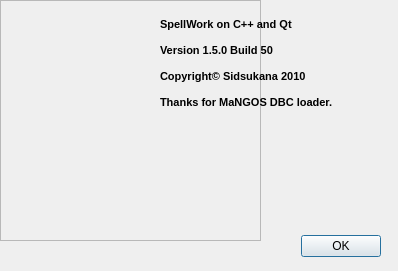
Above: QSW/AboutUI.ui from sidsukana/QSpellWork before the change. Below: the same form after it.
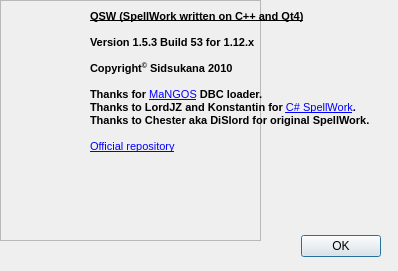
That is the form after the change. Icons and pictures are not drawn.

Commit message: [53] Fix size window. LoadDBCStores bool->void.

What changed in the file:
```diff
--- a/QSW/AboutUI.ui
+++ b/QSW/AboutUI.ui
@@ -10,6 +10,18 @@
     <height>271</height>
    </rect>
   </property>
+  <property name="minimumSize">
+   <size>
+    <width>398</width>
+    <height>271</height>
+   </size>
+  </property>
+  <property name="maximumSize">
+   <size>
+    <width>398</width>
+    <height>271</height>
+   </size>
+  </property>
   <property name="windowTitle">
    <string>About</string>
   </property>
@@ -58,10 +70,10 @@
   <widget class="QLabel" name="label">
    <property name="geometry">
     <rect>
-     <x>160</x>
+     <x>90</x>
      <y>10</y>
-     <width>231</width>
-     <height>121</height>
+     <width>301</width>
+     <height>151</height>
     </rect>
    </property>
    <property name="text">
@@ -69,13 +81,17 @@
 &lt;html&gt;&lt;head&gt;&lt;meta name=&quot;qrichtext&quot; content=&quot;1&quot; /&gt;&lt;style type=&quot;text/css&quot;&gt;
 p, li { white-space: pre-wrap; }
 &lt;/style&gt;&lt;/head&gt;&lt;body style=&quot; font-family:'MS Shell Dlg 2'; font-size:8.25pt; font-weight:400; font-style:normal;&quot;&gt;
-&lt;p style=&quot; margin-top:0px; margin-bottom:0px; margin-left:0px; margin-right:0px; -qt-block-indent:0; text-indent:0px;&quot;&gt;&lt;span style=&quot; font-size:8pt; font-weight:600;&quot;&gt;SpellWork on C++ and Qt&lt;/span&gt;&lt;/p&gt;
+&lt;p style=&quot; margin-top:0px; margin-bottom:0px; margin-left:0px; margin-right:0px; -qt-block-indent:0; text-indent:0px;&quot;&gt;&lt;span style=&quot; font-size:8pt; font-weight:600; text-decoration: underline;&quot;&gt;QSW (SpellWork written on C++ and Qt4)&lt;/span&gt;&lt;/p&gt;
 &lt;p style=&quot;-qt-paragraph-type:empty; margin-top:0px; margin-bottom:0px; margin-left:0px; margin-right:0px; -qt-block-indent:0; text-indent:0px; font-size:8pt; font-weight:600;&quot;&gt;&lt;/p&gt;
-&lt;p style=&quot; margin-top:0px; margin-bottom:0px; margin-left:0px; margin-right:0px; -qt-block-indent:0; text-indent:0px;&quot;&gt;&lt;span style=&quot; font-size:8pt; font-weight:600;&quot;&gt;Version 1.5.0 Build 50&lt;/span&gt;&lt;/p&gt;
+&lt;p style=&quot; margin-top:0px; margin-bottom:0px; margin-left:0px; margin-right:0px; -qt-block-indent:0; text-indent:0px;&quot;&gt;&lt;span style=&quot; font-size:8pt; font-weight:600;&quot;&gt;Version 1.5.3 Build 53 for 1.12.x&lt;/span&gt;&lt;/p&gt;
 &lt;p style=&quot;-qt-paragraph-type:empty; margin-top:0px; margin-bottom:0px; margin-left:0px; margin-right:0px; -qt-block-indent:0; text-indent:0px; font-size:8pt; font-weight:600;&quot;&gt;&lt;/p&gt;
-&lt;p style=&quot; margin-top:0px; margin-bottom:0px; margin-left:0px; margin-right:0px; -qt-block-indent:0; text-indent:0px;&quot;&gt;&lt;span style=&quot; font-size:8pt; font-weight:600;&quot;&gt;Copyright© Sidsukana 2010&lt;/span&gt;&lt;/p&gt;
+&lt;p style=&quot; margin-top:0px; margin-bottom:0px; margin-left:0px; margin-right:0px; -qt-block-indent:0; text-indent:0px;&quot;&gt;&lt;span style=&quot; font-size:8pt; font-weight:600;&quot;&gt;Copyright&lt;/span&gt;&lt;span style=&quot; font-size:8pt; font-weight:600; vertical-align:super;&quot;&gt;©&lt;/span&gt;&lt;span style=&quot; font-size:8pt; font-weight:600;&quot;&gt; Sidsukana 2010&lt;/span&gt;&lt;/p&gt;
 &lt;p style=&quot;-qt-paragraph-type:empty; margin-top:0px; margin-bottom:0px; margin-left:0px; margin-right:0px; -qt-block-indent:0; text-indent:0px; font-size:8pt; font-weight:600;&quot;&gt;&lt;/p&gt;
-&lt;p style=&quot; margin-top:0px; margin-bottom:0px; margin-left:0px; margin-right:0px; -qt-block-indent:0; text-indent:0px;&quot;&gt;&lt;span style=&quot; font-size:8pt; font-weight:600;&quot;&gt;Thanks for MaNGOS DBC loader.&lt;/span&gt;&lt;/p&gt;
+&lt;p style=&quot; margin-top:0px; margin-bottom:0px; margin-left:0px; margin-right:0px; -qt-block-indent:0; text-indent:0px;&quot;&gt;&lt;span style=&quot; font-size:8pt; font-weight:600;&quot;&gt;Thanks for &lt;/span&gt;&lt;a href=&quot;http://getmangos.com/&quot;&gt;&lt;span style=&quot; font-size:8pt; text-decoration: underline; color:#0000ff;&quot;&gt;MaNGOS&lt;/span&gt;&lt;/a&gt;&lt;span style=&quot; font-size:8pt; font-weight:600;&quot;&gt; DBC loader.&lt;/span&gt;&lt;/p&gt;
+&lt;p style=&quot; margin-top:0px; margin-bottom:0px; margin-left:0px; margin-right:0px; -qt-block-indent:0; text-indent:0px;&quot;&gt;&lt;span style=&quot; font-size:8pt; font-weight:600;&quot;&gt;Thanks to LordJZ and Konstantin for &lt;/span&gt;&lt;a href=&quot;http://github.com/LordJZ/spellwork_cs&quot;&gt;&lt;span style=&quot; font-size:8pt; text-decoration: underline; color:#0000ff;&quot;&gt;C# SpellWork&lt;/span&gt;&lt;/a&gt;&lt;span style=&quot; font-size:8pt; font-weight:600;&quot;&gt;.&lt;/span&gt;&lt;/p&gt;
+&lt;p style=&quot; margin-top:0px; margin-bottom:0px; margin-left:0px; margin-right:0px; -qt-block-indent:0; text-indent:0px;&quot;&gt;&lt;span style=&quot; font-size:8pt; font-weight:600;&quot;&gt;Thanks to Chester aka DiSlord for original SpellWork.&lt;/span&gt;&lt;/p&gt;
+&lt;p style=&quot;-qt-paragraph-type:empty; margin-top:0px; margin-bottom:0px; margin-left:0px; margin-right:0px; -qt-block-indent:0; text-indent:0px; font-size:8pt; font-weight:600;&quot;&gt;&lt;/p&gt;
+&lt;p style=&quot; margin-top:0px; margin-bottom:0px; margin-left:0px; margin-right:0px; -qt-block-indent:0; text-indent:0px;&quot;&gt;&lt;a href=&quot;http://bitbucket.org/sidsukana/qsw&quot;&gt;&lt;span style=&quot; font-size:8pt; text-decoration: underline; color:#0000ff;&quot;&gt;Official repository&lt;/span&gt;&lt;/a&gt;&lt;/p&gt;
 &lt;p style=&quot;-qt-paragraph-type:empty; margin-top:0px; margin-bottom:0px; margin-left:0px; margin-right:0px; -qt-block-indent:0; text-indent:0px; font-size:8pt; font-weight:600;&quot;&gt;&lt;/p&gt;&lt;/body&gt;&lt;/html&gt;</string>
    </property>
   </widget>
```
The commit also changes 6 other files.
